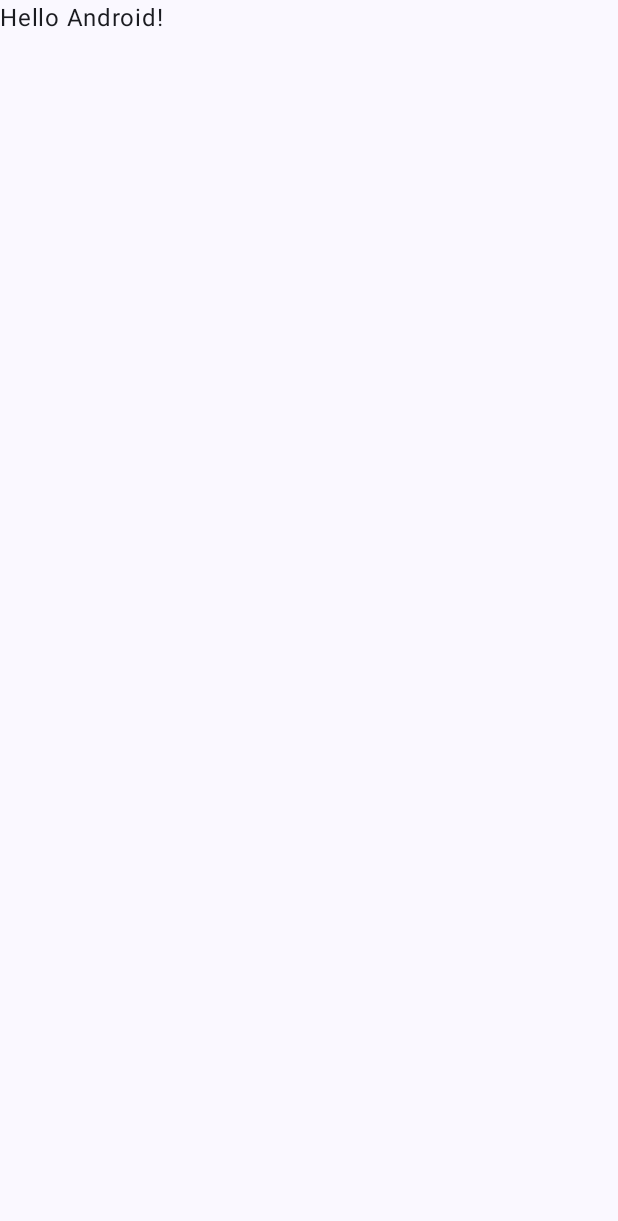
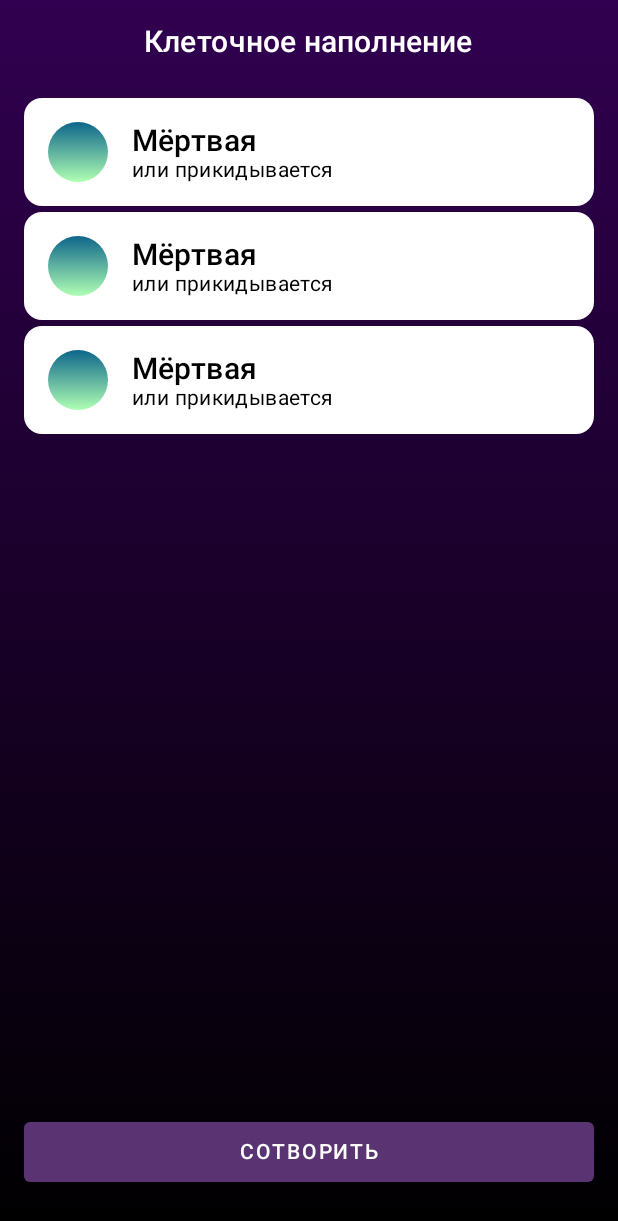
Before and after one commit to Clonsaldafon/DemiurgesGame, an Android app built with Jetpack Compose: the screen it shows after launch (MainActivity), on a phone screen of 412 x 824 dp. Before the commit the part shown is almost empty. Shown: the top 1221 px of the screen. Run offline under Robolectric (Android 15) with nearby library versions, the phone set to English and light mode, and no system bars.

Commit message:
Created main screen UI

```diff
--- a/app/src/main/AndroidManifest.xml
+++ b/app/src/main/AndroidManifest.xml
@@ -13,7 +13,7 @@
         android:theme="@style/Theme.DemiurgesGame"
         tools:targetApi="31">
         <activity
-            android:name=".MainActivity"
+            android:name=".ui.main.MainActivity"
             android:exported="true"
             android:label="@string/app_name"
             android:theme="@style/Theme.DemiurgesGame">
--- a/app/src/main/java/ru/clonsaldafon/demiurgesgame/MainActivity.kt
+++ /dev/null
@@ -1,47 +0,0 @@
-package ru.clonsaldafon.demiurgesgame
-
-import android.os.Bundle
-import androidx.activity.ComponentActivity
-import androidx.activity.compose.setContent
-import androidx.activity.enableEdgeToEdge
-import androidx.compose.foundation.layout.fillMaxSize
-import androidx.compose.foundation.layout.padding
-import androidx.compose.material3.Scaffold
-import androidx.compose.material3.Text
-import androidx.compose.runtime.Composable
-import androidx.compose.ui.Modifier
-import androidx.compose.ui.tooling.preview.Preview
-import ru.clonsaldafon.demiurgesgame.ui.theme.DemiurgesGameTheme
-
-class MainActivity : ComponentActivity() {
-    override fun onCreate(savedInstanceState: Bundle?) {
-        super.onCreate(savedInstanceState)
-        enableEdgeToEdge()
-        setContent {
-            DemiurgesGameTheme {
-                Scaffold(modifier = Modifier.fillMaxSize()) { innerPadding ->
-                    Greeting(
-                        name = "Android",
-                        modifier = Modifier.padding(innerPadding)
-                    )
-                }
-            }
-        }
-    }
-}
-
-@Composable
-fun Greeting(name: String, modifier: Modifier = Modifier) {
-    Text(
-        text = "Hello $name!",
-        modifier = modifier
-    )
-}
-
-@Preview(showBackground = true)
-@Composable
-fun GreetingPreview() {
-    DemiurgesGameTheme {
-        Greeting("Android")
-    }
-}
--- /dev/null
+++ b/app/src/main/java/ru/clonsaldafon/demiurgesgame/ui/cell/CellCard.kt
@@ -0,0 +1,80 @@
+package ru.clonsaldafon.demiurgesgame.ui.cell
+
+import androidx.compose.foundation.background
+import androidx.compose.foundation.layout.Box
+import androidx.compose.foundation.layout.Column
+import androidx.compose.foundation.layout.Row
+import androidx.compose.foundation.layout.fillMaxSize
+import androidx.compose.foundation.layout.fillMaxWidth
+import androidx.compose.foundation.layout.height
+import androidx.compose.foundation.layout.padding
+import androidx.compose.foundation.layout.width
+import androidx.compose.foundation.layout.wrapContentHeight
+import androidx.compose.foundation.shape.RoundedCornerShape
+import androidx.compose.material3.Card
+import androidx.compose.material3.CardDefaults
+import androidx.compose.material3.Text
+import androidx.compose.runtime.Composable
+import androidx.compose.ui.Alignment
+import androidx.compose.ui.Modifier
+import androidx.compose.ui.geometry.Offset
+import androidx.compose.ui.graphics.Brush
+import androidx.compose.ui.graphics.Color
+import androidx.compose.ui.res.stringResource
+import androidx.compose.ui.unit.dp
+import ru.clonsaldafon.demiurgesgame.R
+import ru.clonsaldafon.demiurgesgame.ui.theme.Green
+import ru.clonsaldafon.demiurgesgame.ui.theme.LightGreen
+import ru.clonsaldafon.demiurgesgame.ui.theme.Typography
+
+@Composable
+fun CellCard() {
+    Card(
+        modifier = Modifier
+            .padding(
+                top = 4.dp
+            )
+            .fillMaxWidth()
+            .wrapContentHeight(),
+        colors = CardDefaults.cardColors(
+            containerColor = Color.White,
+            contentColor = Color.Black
+        )
+    ) {
+        Row(
+            modifier = Modifier
+                .fillMaxSize()
+                .padding(16.dp),
+            verticalAlignment = Alignment.CenterVertically
+        ) {
+            Box(
+                modifier = Modifier
+                    .width(40.dp)
+                    .height(40.dp)
+                    .background(
+                        brush = Brush.verticalGradient(
+                            colors = listOf(Green, LightGreen),
+                            startY = Offset.Zero.y,
+                            endY = Offset.Infinite.y
+                        ),
+                        shape = RoundedCornerShape(20.dp)
+                    )
+            )
+
+            Column(
+                modifier = Modifier
+                    .padding(start = 16.dp)
+            ) {
+                Text(
+                    text = stringResource(id = R.string.dead),
+                    style = Typography.headlineMedium
+                )
+
+                Text(
+                    text = stringResource(id = R.string.or_pretending_to),
+                    style = Typography.bodySmall
+                )
+            }
+        }
+    }
+}
--- /dev/null
+++ b/app/src/main/java/ru/clonsaldafon/demiurgesgame/ui/main/MainActivity.kt
@@ -0,0 +1,16 @@
+package ru.clonsaldafon.demiurgesgame.ui.main
+
+import android.os.Bundle
+import androidx.activity.ComponentActivity
+import androidx.activity.compose.setContent
+import androidx.activity.enableEdgeToEdge
+
+class MainActivity : ComponentActivity() {
+    override fun onCreate(savedInstanceState: Bundle?) {
+        super.onCreate(savedInstanceState)
+        enableEdgeToEdge()
+        setContent {
+            MainScreen()
+        }
+    }
+}
--- /dev/null
+++ b/app/src/main/java/ru/clonsaldafon/demiurgesgame/ui/main/MainScreen.kt
@@ -0,0 +1,97 @@
+package ru.clonsaldafon.demiurgesgame.ui.main
+
+import androidx.compose.foundation.background
+import androidx.compose.foundation.layout.Box
+import androidx.compose.foundation.layout.Column
+import androidx.compose.foundation.layout.fillMaxSize
+import androidx.compose.foundation.layout.fillMaxWidth
+import androidx.compose.foundation.layout.navigationBarsPadding
+import androidx.compose.foundation.layout.padding
+import androidx.compose.foundation.layout.statusBarsPadding
+import androidx.compose.foundation.layout.wrapContentHeight
+import androidx.compose.foundation.lazy.LazyColumn
+import androidx.compose.foundation.lazy.items
+import androidx.compose.foundation.shape.RoundedCornerShape
+import androidx.compose.material3.Button
+import androidx.compose.material3.ButtonDefaults
+import androidx.compose.material3.Text
+import androidx.compose.runtime.Composable
+import androidx.compose.ui.Alignment
+import androidx.compose.ui.Modifier
+import androidx.compose.ui.geometry.Offset
+import androidx.compose.ui.graphics.Brush
+import androidx.compose.ui.graphics.Color
+import androidx.compose.ui.res.stringResource
+import androidx.compose.ui.tooling.preview.Preview
+import androidx.compose.ui.unit.dp
+import ru.clonsaldafon.demiurgesgame.R
+import ru.clonsaldafon.demiurgesgame.ui.cell.CellCard
+import ru.clonsaldafon.demiurgesgame.ui.theme.LightPurple
+import ru.clonsaldafon.demiurgesgame.ui.theme.Purple
+import ru.clonsaldafon.demiurgesgame.ui.theme.Typography
+
+@Preview(showSystemUi = true)
+@Composable
+fun MainScreen() {
+    val cells = listOf<String>("Card_1", "Card_2", "Card_3")
+
+    Box(
+        modifier = Modifier
+            .fillMaxSize()
+            .statusBarsPadding()
+            .navigationBarsPadding()
+            .background(
+                brush = Brush.verticalGradient(
+                    colors = listOf(Purple, Color.Black),
+                    startY = Offset.Zero.y,
+                    endY = Offset.Infinite.y
+                )
+            )
+    ) {
+        Column(
+            modifier = Modifier
+                .fillMaxSize()
+                .padding(16.dp),
+            horizontalAlignment = Alignment.CenterHorizontally
+        ) {
+            Text(
+                text = stringResource(
+                    id = R.string.cellular_filling
+                ),
+                style = Typography.headlineMedium,
+                color = Color.White
+            )
+
+            LazyColumn(
+                modifier = Modifier
+                    .weight(1f)
+                    .padding(
+                        top = 22.dp,
+                        bottom = 22.dp
+                    )
+            ) {
+                items(cells) {
+                    CellCard()
+                }
+            }
+
+            Button(
+                onClick = { /* Действие кнопки */ },
+                modifier = Modifier
+                    .fillMaxWidth()
+                    .wrapContentHeight()
+                    .padding(bottom = 16.dp),
+                colors = ButtonDefaults.buttonColors(
+                    containerColor = LightPurple,
+                    contentColor = Color.White
+                ),
+                shape = RoundedCornerShape(4.dp)
+            ) {
+                Text(
+                    text = stringResource(id = R.string.create),
+                    style = Typography.bodyMedium
+                )
+            }
+        }
+    }
+}
--- a/app/src/main/java/ru/clonsaldafon/demiurgesgame/ui/theme/Color.kt
+++ b/app/src/main/java/ru/clonsaldafon/demiurgesgame/ui/theme/Color.kt
@@ -2,10 +2,22 @@ package ru.clonsaldafon.demiurgesgame.ui.theme
 
 import androidx.compose.ui.graphics.Color
 
-val Purple80 = Color(0xFFD0BCFF)
+/*val Purple80 = Color(0xFFD0BCFF)
 val PurpleGrey80 = Color(0xFFCCC2DC)
 val Pink80 = Color(0xFFEFB8C8)
 
 val Purple40 = Color(0xFF6650a4)
 val PurpleGrey40 = Color(0xFF625b71)
-val Pink40 = Color(0xFF7D5260)
+val Pink40 = Color(0xFF7D5260)*/
+
+val Purple = Color(0xFF310050)
+val LightPurple = Color(0xFF5A3472)
+
+val Green = Color(0xFF0D658A)
+val LightGreen = Color(0xFFB0FFB4)
+
+val Yellow = Color(0xFFFFB800)
+val LightYellow = Color(0xFFFFF7B0)
+
+val Pink = Color(0xFFAD00FF)
+val LightPink = Color(0xFFFFB0E9)
--- a/app/src/main/java/ru/clonsaldafon/demiurgesgame/ui/theme/Theme.kt
+++ b/app/src/main/java/ru/clonsaldafon/demiurgesgame/ui/theme/Theme.kt
@@ -9,28 +9,29 @@ import androidx.compose.material3.dynamicDarkColorScheme
 import androidx.compose.material3.dynamicLightColorScheme
 import androidx.compose.material3.lightColorScheme
 import androidx.compose.runtime.Composable
+import androidx.compose.ui.graphics.Color
 import androidx.compose.ui.platform.LocalContext
 
 private val DarkColorScheme = darkColorScheme(
-    primary = Purple80,
+    /*primary = Purple80,
     secondary = PurpleGrey80,
-    tertiary = Pink80
+    tertiary = Pink80*/
 )
 
 private val LightColorScheme = lightColorScheme(
-    primary = Purple40,
+    /*primary = Purple40,
     secondary = PurpleGrey40,
-    tertiary = Pink40
+    tertiary = Pink40*/
 
-    /* Other default colors to override
+    /*// Other default colors to override
     background = Color(0xFFFFFBFE),
     surface = Color(0xFFFFFBFE),
     onPrimary = Color.White,
     onSecondary = Color.White,
     onTertiary = Color.White,
     onBackground = Color(0xFF1C1B1F),
-    onSurface = Color(0xFF1C1B1F),
-    */
+    onSurface = Color(0xFF1C1B1F),*/
+
 )
 
 @Composable
--- a/app/src/main/java/ru/clonsaldafon/demiurgesgame/ui/theme/Type.kt
+++ b/app/src/main/java/ru/clonsaldafon/demiurgesgame/ui/theme/Type.kt
@@ -9,12 +9,12 @@ import androidx.compose.ui.unit.sp
 // Set of Material typography styles to start with
 val Typography = Typography(
     bodyLarge = TextStyle(
-        fontFamily = FontFamily.Default,
+        fontFamily = FontFamily.SansSerif,
         fontWeight = FontWeight.Normal,
         fontSize = 16.sp,
         lineHeight = 24.sp,
         letterSpacing = 0.5.sp
-    )
+    ),
     /* Other default text styles to override
     titleLarge = TextStyle(
         fontFamily = FontFamily.Default,
@@ -31,4 +31,25 @@ val Typography = Typography(
         letterSpacing = 0.5.sp
     )
     */
+    bodySmall = TextStyle(
+        fontFamily = FontFamily.SansSerif,
+        fontWeight = FontWeight(400),
+        fontSize = 14.sp,
+        lineHeight = 20.sp,
+        letterSpacing = 0.25.sp
+    ),
+    bodyMedium = TextStyle(
+        fontFamily = FontFamily.SansSerif,
+        fontWeight = FontWeight(500),
+        fontSize = 14.sp,
+        lineHeight = 14.56.sp,
+        letterSpacing = 1.25.sp
+    ),
+    headlineMedium = TextStyle(
+        fontFamily = FontFamily.SansSerif,
+        fontWeight = FontWeight(500),
+        fontSize = 20.sp,
+        lineHeight = 28.sp,
+        letterSpacing = 0.15.sp
+    )
 )
--- a/app/src/main/res/values/strings.xml
+++ b/app/src/main/res/values/strings.xml
@@ -1,3 +1,11 @@
 <resources>
     <string name="app_name">DemiurgesGame</string>
+    <string name="cellular_filling">Клеточное наполнение</string>
+    <string name="create">СОТВОРИТЬ</string>
+    <string name="dead">Мёртвая</string>
+    <string name="or_pretending_to">или прикидывается</string>
+    <string name="lively">Живая</string>
+    <string name="and_its_moving">и шевелится!</string>
+    <string name="life">Жизнь</string>
+    <string name="peek_a_boo">Ку-ку!</string>
 </resources>
--- a/gradle/libs.versions.toml
+++ b/gradle/libs.versions.toml
@@ -8,9 +8,11 @@ espressoCore = "3.6.1"
 lifecycleRuntimeKtx = "2.6.1"
 activityCompose = "1.9.2"
 composeBom = "2024.04.01"
+uiTextGoogleFonts = "1.7.0"
 
 [libraries]
 androidx-core-ktx = { group = "androidx.core", name = "core-ktx", version.ref = "coreKtx" }
+androidx-ui-text-google-fonts = { module = "androidx.compose.ui:ui-text-google-fonts", version.ref = "uiTextGoogleFonts" }
 junit = { group = "junit", name = "junit", version.ref = "junit" }
 androidx-junit = { group = "androidx.test.ext", name = "junit", version.ref = "junitVersion" }
 androidx-espresso-core = { group = "androidx.test.espresso", name = "espresso-core", version.ref = "espressoCore" }
```
